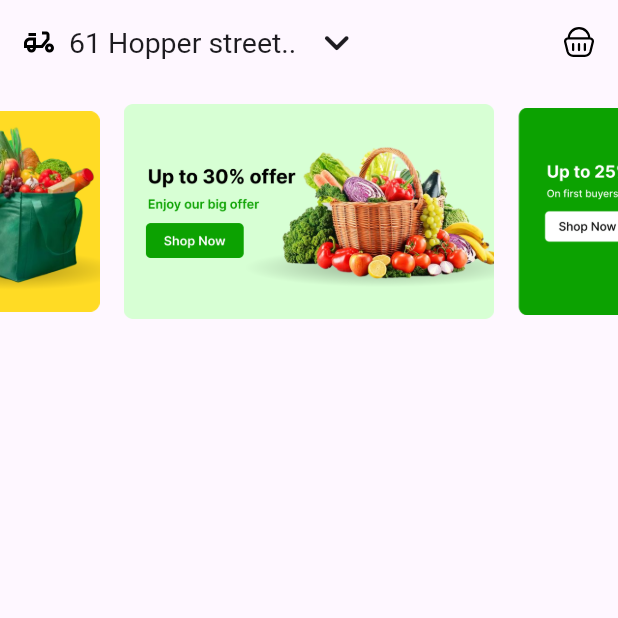
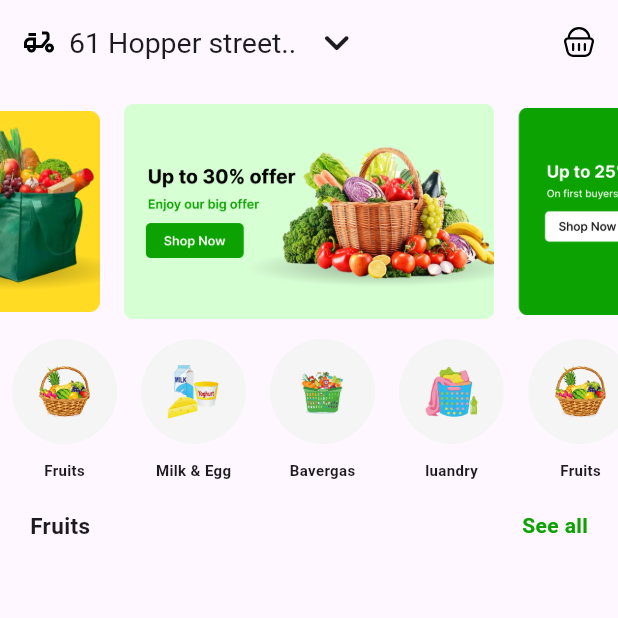
Before and after one commit to amir-yousry/grabber_grocrey_app, a Flutter app: the screen it shows after launch, on a phone screen of 412 x 824 dp, the top half of it. Run offline on Flutter 3.47's test engine with Material 3 defaults, Android fonts, the phone set to English and light mode, and no system bars; drawn by our look-alikes of carousel_slider; our stand-ins replace flutter_svg.

Commit message:
implement categories in home screen

```diff
--- a/lib/features/home/data/categories.dart
+++ b/lib/features/home/data/categories.dart
@@ -5,5 +5,5 @@ List<Category> category = [
   Category(name: 'Milk & Egg', image: "assets/category/egg.png"),
   Category(name: 'Bavergas', image: "assets/category/bavergas.png"),
   Category(name: 'luandry', image: "assets/category/luandry.png"),
-  Category(name: 'luandry', image: "assets/category/luandry.png"),
+  Category(name: 'Fruits', image: "assets/category/fruits.png"),
 ];
--- a/lib/features/home/ui/home_screen.dart
+++ b/lib/features/home/ui/home_screen.dart
@@ -1,6 +1,8 @@
 import 'package:carousel_slider/carousel_slider.dart';
 import 'package:flutter/material.dart';
 import 'package:flutter_svg/svg.dart';
+import 'package:grabber_grocrey_app/core/constants/colors.dart';
+import 'package:grabber_grocrey_app/features/home/data/categories.dart';
 import 'package:grabber_grocrey_app/features/home/data/items.dart';
 
 class HomeScreen extends StatelessWidget {
@@ -27,6 +29,7 @@ class HomeScreen extends StatelessWidget {
       body: SingleChildScrollView(
         child: Column(
           children: [
+
             /// banner
             CarouselSlider.builder(
               itemCount: items.length,
@@ -44,6 +47,64 @@ class HomeScreen extends StatelessWidget {
                 enlargeCenterPage: true,
               ),
             ),
+
+            /// category
+            SingleChildScrollView(
+              scrollDirection: Axis.horizontal,
+              child: Row(
+                children: List.generate(category.length, (index) {
+                  return Padding(
+                    padding: const EdgeInsets.symmetric(horizontal: 8.0),
+                    child: Column(
+                      children: [
+                        CircleAvatar(
+                          radius: 35,
+                          backgroundColor: Colors.grey.shade100,
+                          child: Padding(
+                            padding: const EdgeInsets.all(15.0),
+                            child: Image.asset(
+                              category[index].image,
+                              width: 50,
+                            ),
+                          ),
+                        ),
+                        SizedBox(height: 10),
+                        Text(
+                          category[index].name,
+                          style: TextStyle(
+                            fontWeight: FontWeight.bold,
+                            fontSize: 10,
+                          ),
+                        ),
+                      ],
+                    ),
+                  );
+                }),
+              ),
+            ),
+
+            SizedBox(height: 20),
+
+            Padding(
+              padding: const EdgeInsets.symmetric(horizontal: 20.0),
+              child: Row(
+                mainAxisAlignment: MainAxisAlignment.spaceBetween,
+                children: [
+                  Text(
+                    "Fruits",
+                    style: TextStyle(fontWeight: FontWeight.bold, fontSize: 15),
+                  ),
+                  Text(
+                    "See all",
+                    style: TextStyle(
+                      fontWeight: FontWeight.bold,
+                      fontSize: 14,
+                      color: AppColors.primary,
+                    ),
+                  ),
+                ],
+              ),
+            ),
           ],
         ),
       ),
```
